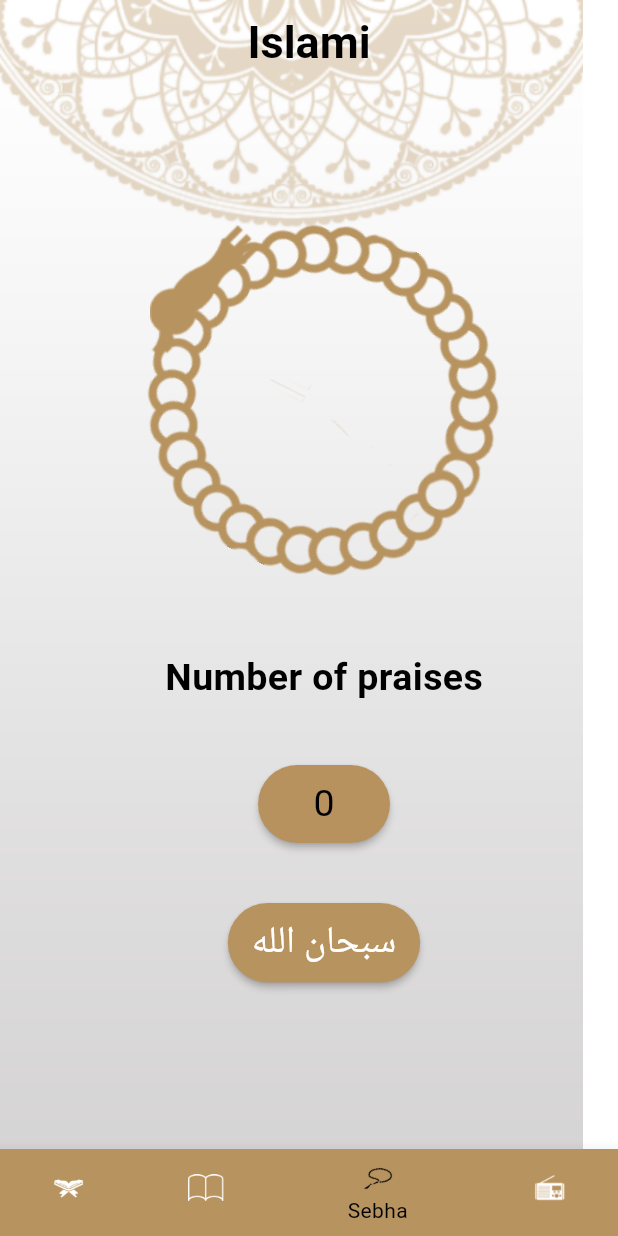
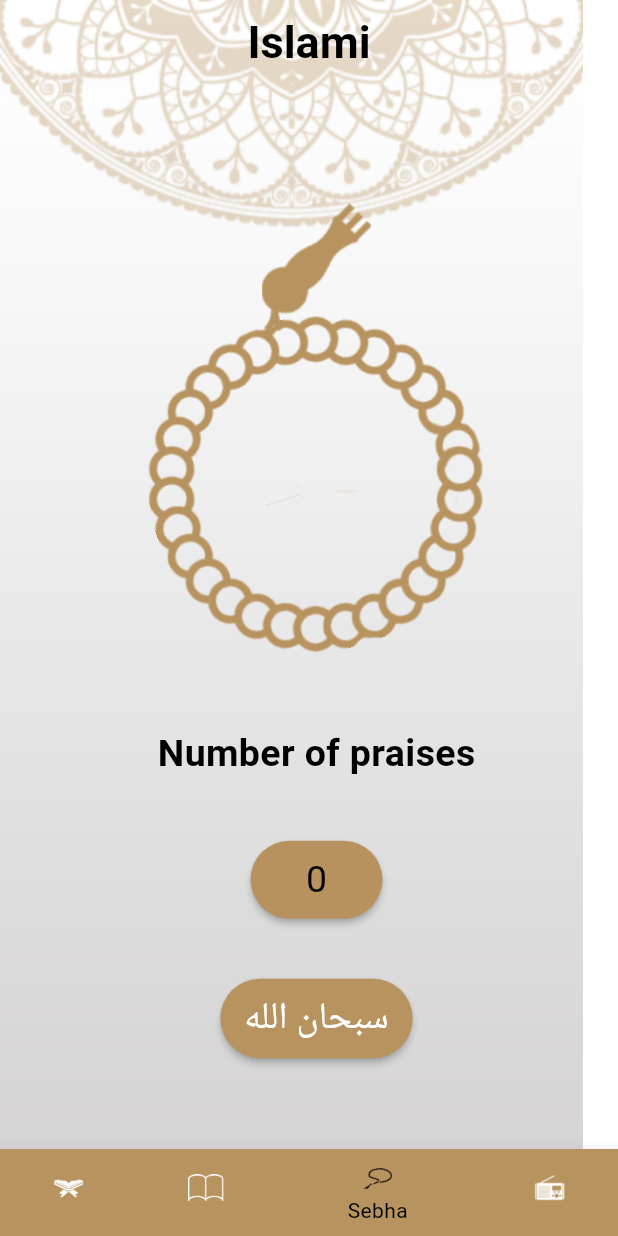
Before and after one commit to donia1809/islami, a Flutter app: the screen it shows after launch, item 3 of the bottom bar chosen, on a phone screen of 412 x 824 dp. Run offline on Flutter 3.47's test engine with Material 3 defaults, Android fonts, the phone set to English and light mode, and no system bars; Roboto replaces fonts that are missing (ElMessiri-SemiBold.ttf).

Commit message:
feat: chapter_details logic fix: sebha_body logic

```diff
--- a/lib/ui/home/sebha/button1.dart
+++ /dev/null
@@ -1,49 +0,0 @@
-import 'package:flutter/material.dart';
-
-class Button1 extends StatefulWidget {
-  @override
-  State<Button1> createState() => _Button1State(0);
-}
-
-class _Button1State extends State<Button1> {
-  int num = 0;
-  String text = 'سبحان الله';
-
-  //late AnimationController controller;
-  _Button1State(this.num);
-
-  @override
-  Widget build(BuildContext context) {
-    return Column(
-      children: [
-        RawMaterialButton(
-            onPressed: () {
-              setState(() {
-                incrementCount();
-              });
-            },
-            fillColor: const Color(0XFFB7925F),
-            shape: const StadiumBorder(),
-            padding:
-                const EdgeInsets.symmetric(horizontal: 16.0, vertical: 8.0),
-            child: Text(
-              "$num",
-              style: const TextStyle(fontSize: 25.0, color: Colors.black),
-            )),
-      ],
-    );
-  }
-
-  void incrementCount() {
-    if (num >= 33) {
-      num = 0;
-      text == "الحمد لله";
-    } else if (num >= 33) {
-      num = 0;
-      text == "الله اكبر";
-    } else {
-      num++;
-      //controller.forward(from: 0);
-    }
-  }
-}
--- a/lib/ui/home/sebha/button2.dart
+++ b/lib/ui/home/sebha/button2.dart
@@ -1,10 +1,15 @@
 import 'package:flutter/material.dart';
 
-class Button2 extends StatelessWidget {
-  String text = 'سبحان الله';
+class Button2 extends StatefulWidget {
+  static String text = 'سبحان الله';
 
-  Button2({super.key});
+  const Button2({super.key});
 
+  @override
+  State<Button2> createState() => _Button2State();
+}
+
+class _Button2State extends State<Button2> {
   @override
   Widget build(BuildContext context) {
     return RawMaterialButton(
@@ -13,7 +18,7 @@ class Button2 extends StatelessWidget {
         shape: const StadiumBorder(),
         padding: const EdgeInsets.symmetric(horizontal: 16.0, vertical: 8.0),
         child: Text(
-          text,
+          Button2.text,
           style: const TextStyle(fontSize: 25.0, color: Colors.white),
         ));
   }
--- a/lib/ui/home/sebha/sebha_body.dart
+++ b/lib/ui/home/sebha/sebha_body.dart
@@ -1,8 +1,12 @@
 import 'package:flutter/material.dart';
 
 import '../../imagePath.dart';
+import 'button2.dart';
+import 'const_text.dart';
 
 class Sebha extends StatefulWidget {
+  const Sebha({super.key});
+
   @override
   State<Sebha> createState() => _SebhaState();
 }
@@ -10,17 +14,20 @@ class Sebha extends StatefulWidget {
 class _SebhaState extends State<Sebha> with SingleTickerProviderStateMixin {
   late AnimationController controller;
   late Animation<double> animation;
+  double rotationValue = 0;
+  int num = 0;
+  String text = 'سبحان الله';
 
   @override
   void initState() {
     super.initState();
     controller = AnimationController(
-      duration: const Duration(seconds: 1),
+      duration: const Duration(milliseconds: 500),
       vsync: this,
     );
     animation = Tween<double>(
       begin: 0, // Start rotation angle
-      end: 2 * 3.141, // End rotation angle
+      end: 1, // End rotation angle
     ).animate(controller);
 
     // Repeat the animation indefinitely
@@ -36,24 +43,66 @@ class _SebhaState extends State<Sebha> with SingleTickerProviderStateMixin {
 
   @override
   Widget build(BuildContext context) {
-    return Stack(children: [
-      Image.asset(
-        getImagePath('head_sebha_logo.png'),
+    return Padding(
+      padding: const EdgeInsets.only(top: 150, left: 100, right: 90),
+      child: Center(
+        child: Column(
+          mainAxisAlignment: MainAxisAlignment.center,
+          children: [
+            Stack(alignment: Alignment.topCenter, children: [
+              RotationTransition(
+                turns: animation,
+                child: Image.asset(
+                  getImagePath('body_sebha_logo.png'),
+                ),
+              ),
+              Transform.translate(
+                offset: Offset(0, -75),
+                child: Image.asset(
+                  getImagePath(
+                      'head_sebha_logo.png'), //alignment: Alignment.topCenter
+                ),
+              ),
+            ]),
+            const SizedBox(
+              height: 50,
+            ),
+            TextName(),
+            const SizedBox(
+              height: 40,
+            ),
+            RawMaterialButton(
+                onPressed: incrementCount,
+                fillColor: const Color(0XFFB7925F),
+                shape: const StadiumBorder(),
+                padding:
+                    const EdgeInsets.symmetric(horizontal: 16.0, vertical: 8.0),
+                child: Text(
+                  "$num",
+                  style: const TextStyle(fontSize: 25.0, color: Colors.black),
+                )),
+            const SizedBox(
+              height: 40,
+            ),
+            Button2(),
+          ],
+        ),
       ),
-      SizedBox(
-        height: 0,
-      ),
-      AnimatedBuilder(
-        animation: animation,
-        builder: (context, child) {
-          return Transform.rotate(
-            angle: 90,
-            child: Image.asset(
-              getImagePath('body_sebha_logo.png'),
-            ),
-          );
-        },
-      ),
-    ]);
+    );
+  }
+
+  void incrementCount() {
+    setState(() {
+      num++;
+      if (num >= 34 && (Button2.text == 'سبحان الله')) {
+        num = 0;
+        Button2.text = 'الحمد لله';
+      } else if (Button2.text == 'الحمد لله') {
+        Button2.text = 'الله أكبر';
+      } else {
+        Button2.text = 'سبحان الله';
+      }
+    });
+    controller.forward(from: 0);
   }
 }
--- a/lib/ui/home/sebha/tasbehTab.dart
+++ b/lib/ui/home/sebha/tasbehTab.dart
@@ -1,32 +1,9 @@
 import 'package:flutter/material.dart';
-import 'package:islami/ui/home/sebha/button2.dart';
 import 'package:islami/ui/home/sebha/sebha_body.dart';
-
-import 'button1.dart';
-import 'const_text.dart';
 
 class TasbehTab extends StatelessWidget {
   @override
   Widget build(BuildContext context) {
-    return Padding(
-      padding: EdgeInsets.only(top: 150, left: 100),
-      child: Column(
-        children: [
-          Sebha(),
-          SizedBox(
-            height: 50,
-          ),
-          TextName(),
-          SizedBox(
-            height: 40,
-          ),
-          Button1(),
-          SizedBox(
-            height: 40,
-          ),
-          Button2(),
-        ],
-      ),
-    );
+    return Sebha();
   }
 }
```
Also changed, not shown: lib/ui/chapterDetails/chapter_details.dart (+39 -8 lines), lib/ui/chapterDetails/verses.dart (added, +22 -0 lines), lib/ui/home/quran/ChapterTitle.dart (+6 -12 lines), lib/ui/home/quran/quranTab.dart (+3 -5 lines).
